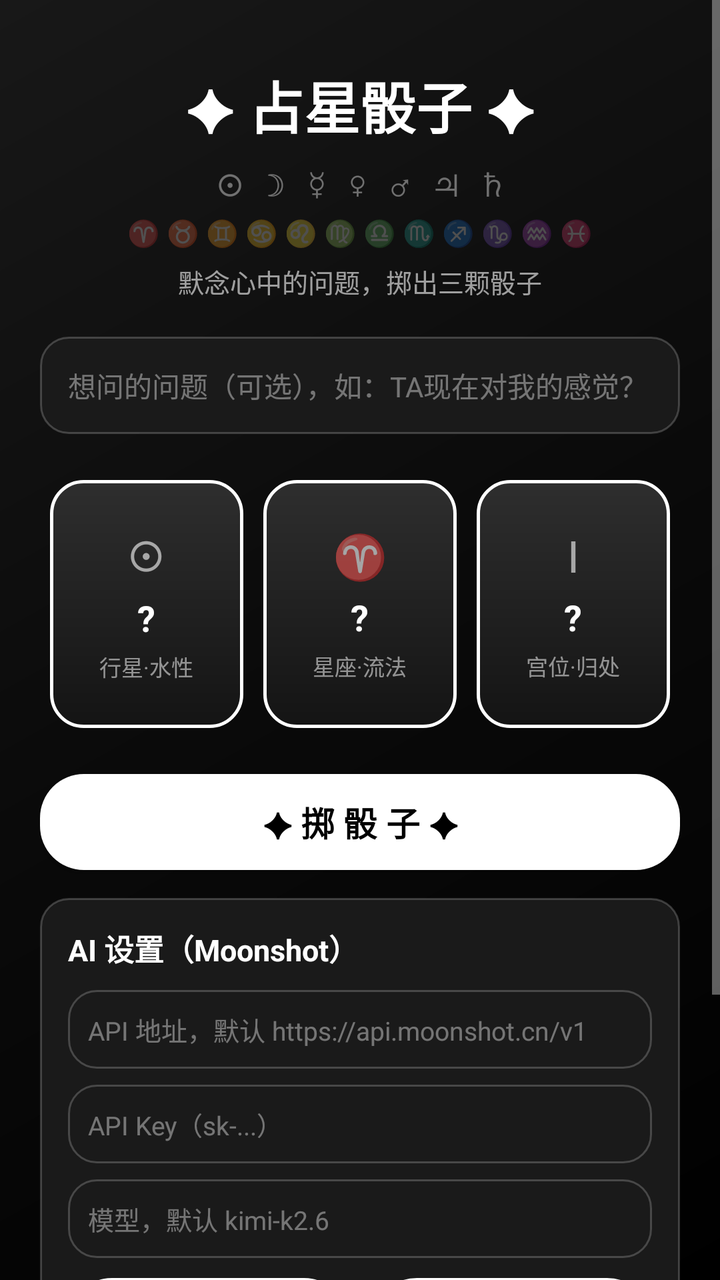
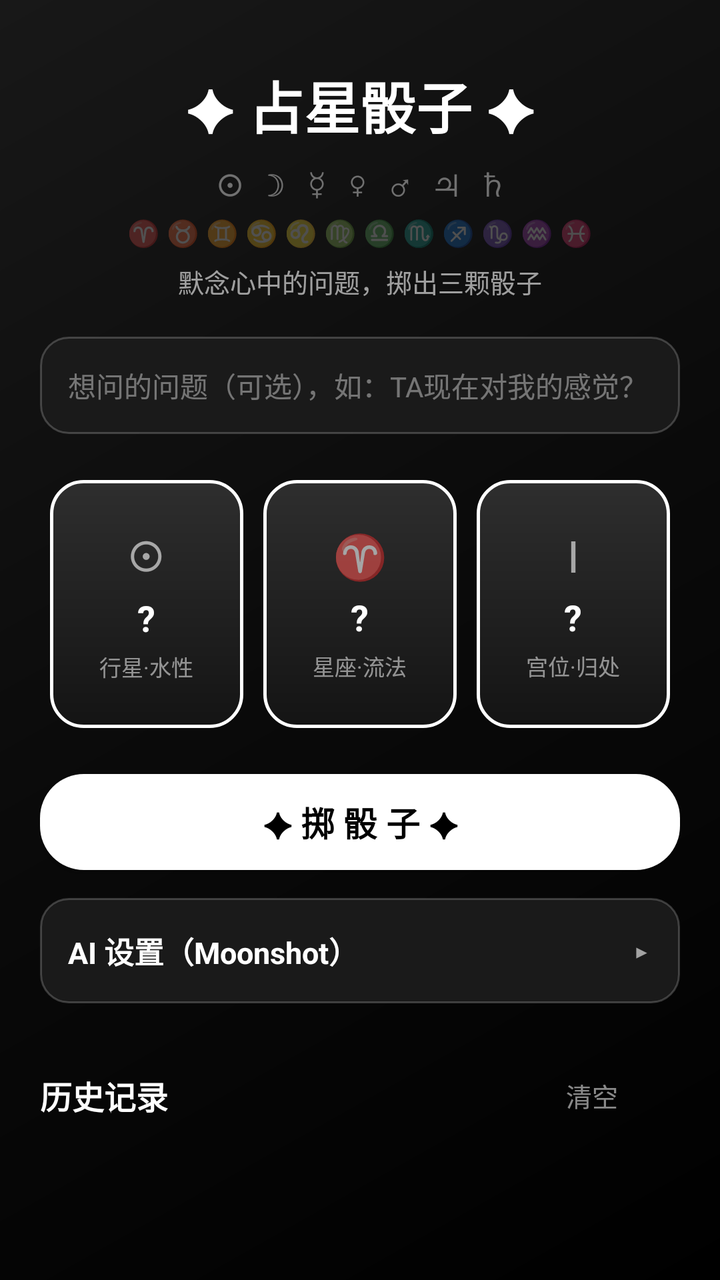

Before-and-after screenshots of an Android layout around one commit, followed by the original layout XML and the change that was made.
<!-- AndroidManifest.xml: application theme AppTheme -->
<!-- res/layout/activity_main.xml -->
<?xml version="1.0" encoding="utf-8"?>
<ScrollView xmlns:android="http://schemas.android.com/apk/res/android"
    android:layout_width="match_parent"
    android:layout_height="match_parent"
    android:fillViewport="true">

    <LinearLayout
        android:layout_width="match_parent"
        android:layout_height="wrap_content"
        android:orientation="vertical"
        android:padding="20dp">

        <TextView
            android:layout_width="wrap_content"
            android:layout_height="wrap_content"
            android:layout_gravity="center_horizontal"
            android:layout_marginTop="12dp"
            android:text="✦ 占星骰子 ✦"
            android:textColor="#FFFFFF"
            android:textSize="28sp"
            android:textStyle="bold" />

        <TextView
            android:layout_width="wrap_content"
            android:layout_height="wrap_content"
            android:layout_gravity="center_horizontal"
            android:layout_marginTop="8dp"
            android:text="☉   ☽   ☿   ♀   ♂   ♃   ♄"
            android:textColor="#66FFFFFF"
            android:textSize="16sp" />

        <TextView
            android:layout_width="wrap_content"
            android:layout_height="wrap_content"
            android:layout_gravity="center_horizontal"
            android:layout_marginTop="4dp"
            android:text="♈ ♉ ♊ ♋ ♌ ♍ ♎ ♏ ♐ ♑ ♒ ♓"
            android:textColor="#44FFFFFF"
            android:textSize="13sp" />

        <TextView
            android:layout_width="wrap_content"
            android:layout_height="wrap_content"
            android:layout_gravity="center_horizontal"
            android:layout_marginTop="6dp"
            android:text="默念心中的问题，掷出三颗骰子"
            android:textColor="#99FFFFFF"
            android:textSize="13sp" />

        <EditText
            android:id="@+id/et_question"
            android:layout_width="match_parent"
            android:layout_height="wrap_content"
            android:layout_marginTop="18dp"
            android:background="@drawable/card_bg"
            android:hint="想问的问题（可选），如：TA现在对我的感觉？"
            android:padding="14dp"
            android:textColor="#FFFFFF"
            android:textColorHint="#66FFFFFF"
            android:textSize="14sp" />

        <LinearLayout
            android:layout_width="match_parent"
            android:layout_height="wrap_content"
            android:layout_marginTop="18dp"
            android:orientation="horizontal">

            <LinearLayout
                android:layout_width="0dp"
                android:layout_height="124dp"
                android:layout_margin="5dp"
                android:layout_weight="1"
                android:background="@drawable/dice_bg"
                android:gravity="center"
                android:orientation="vertical">

                <TextView
                    android:id="@+id/dice_planet_glyph"
                    android:layout_width="wrap_content"
                    android:layout_height="wrap_content"
                    android:text="☉"
                    android:textColor="#99FFFFFF"
                    android:textSize="22sp" />

                <TextView
                    android:id="@+id/dice_planet"
                    android:layout_width="wrap_content"
                    android:layout_height="wrap_content"
                    android:layout_marginTop="4dp"
                    android:text="?"
                    android:textColor="#FFFFFF"
                    android:textSize="18sp"
                    android:textStyle="bold" />

                <TextView
                    android:layout_width="wrap_content"
                    android:layout_height="wrap_content"
                    android:layout_marginTop="4dp"
                    android:text="行星·水性"
                    android:textColor="#88FFFFFF"
                    android:textSize="11sp" />
            </LinearLayout>

            <LinearLayout
                android:layout_width="0dp"
                android:layout_height="124dp"
                android:layout_margin="5dp"
                android:layout_weight="1"
                android:background="@drawable/dice_bg"
                android:gravity="center"
                android:orientation="vertical">

                <TextView
                    android:id="@+id/dice_sign_glyph"
                    android:layout_width="wrap_content"
                    android:layout_height="wrap_content"
                    android:text="♈"
                    android:textColor="#99FFFFFF"
                    android:textSize="22sp" />

                <TextView
                    android:id="@+id/dice_sign"
                    android:layout_width="wrap_content"
                    android:layout_height="wrap_content"
                    android:layout_marginTop="4dp"
                    android:text="?"
                    android:textColor="#FFFFFF"
                    android:textSize="18sp"
                    android:textStyle="bold" />

                <TextView
                    android:layout_width="wrap_content"
                    android:layout_height="wrap_content"
                    android:layout_marginTop="4dp"
                    android:text="星座·流法"
                    android:textColor="#88FFFFFF"
                    android:textSize="11sp" />
            </LinearLayout>

            <LinearLayout
                android:layout_width="0dp"
                android:layout_height="124dp"
                android:layout_margin="5dp"
                android:layout_weight="1"
                android:background="@drawable/dice_bg"
                android:gravity="center"
                android:orientation="vertical">

                <TextView
                    android:id="@+id/dice_house_glyph"
                    android:layout_width="wrap_content"
                    android:layout_height="wrap_content"
                    android:text="Ⅰ"
                    android:textColor="#99FFFFFF"
                    android:textSize="22sp" />

                <TextView
                    android:id="@+id/dice_house"
                    android:layout_width="wrap_content"
                    android:layout_height="wrap_content"
                    android:layout_marginTop="4dp"
                    android:text="?"
                    android:textColor="#FFFFFF"
                    android:textSize="18sp"
                    android:textStyle="bold" />

                <TextView
                    android:layout_width="wrap_content"
                    android:layout_height="wrap_content"
                    android:layout_marginTop="4dp"
                    android:text="宫位·归处"
                    android:textColor="#88FFFFFF"
                    android:textSize="11sp" />
            </LinearLayout>
        </LinearLayout>

        <Button
            android:id="@+id/btn_roll"
            android:layout_width="match_parent"
            android:layout_height="wrap_content"
            android:layout_marginTop="18dp"
            android:background="@drawable/btn_bg"
            android:text="✦ 掷 骰 子 ✦"
            android:textColor="#000000"
            android:textSize="17sp"
            android:textStyle="bold" />

        <LinearLayout
            android:id="@+id/result_card"
            android:layout_width="match_parent"
            android:layout_height="wrap_content"
            android:layout_marginTop="18dp"
            android:background="@drawable/card_bg"
            android:orientation="vertical"
            android:padding="16dp"
            android:visibility="gone">

            <TextView
                android:id="@+id/tv_result_title"
                android:layout_width="match_parent"
                android:layout_height="wrap_content"
                android:textColor="#FFFFFF"
                android:textSize="18sp"
                android:textStyle="bold" />

            <TextView
                android:id="@+id/tv_result_body"
                android:layout_width="match_parent"
                android:layout_height="wrap_content"
                android:layout_marginTop="10dp"
                android:lineSpacingExtra="4dp"
                android:textColor="#E8E8E8"
                android:textSize="14sp" />
        </LinearLayout>

        <LinearLayout
            android:layout_width="match_parent"
            android:layout_height="wrap_content"
            android:layout_marginTop="14dp"
            android:background="@drawable/card_bg"
            android:orientation="vertical"
            android:padding="14dp">

            <TextView
                android:layout_width="wrap_content"
                android:layout_height="wrap_content"
                android:text="AI 设置（Moonshot）"
                android:textColor="#FFFFFF"
                android:textSize="15sp"
                android:textStyle="bold" />

            <EditText
                android:id="@+id/et_api_base"
                android:layout_width="match_parent"
                android:layout_height="wrap_content"
                android:layout_marginTop="10dp"
                android:background="@drawable/card_bg"
                android:hint="API 地址，默认 https://api.moonshot.cn/v1"
                android:padding="10dp"
                android:textColor="#FFFFFF"
                android:textColorHint="#66FFFFFF"
                android:textSize="13sp" />

            <EditText
                android:id="@+id/et_api_key"
                android:layout_width="match_parent"
                android:layout_height="wrap_content"
                android:layout_marginTop="8dp"
                android:background="@drawable/card_bg"
                android:hint="API Key（sk-...）"
                android:padding="10dp"
                android:textColor="#FFFFFF"
                android:textColorHint="#66FFFFFF"
                android:textSize="13sp" />

            <EditText
                android:id="@+id/et_api_model"
                android:layout_width="match_parent"
                android:layout_height="wrap_content"
                android:layout_marginTop="8dp"
                android:background="@drawable/card_bg"
                android:hint="模型，默认 kimi-k2.6"
                android:padding="10dp"
                android:textColor="#FFFFFF"
                android:textColorHint="#66FFFFFF"
                android:textSize="13sp" />

            <LinearLayout
                android:layout_width="match_parent"
                android:layout_height="wrap_content"
                android:layout_marginTop="10dp"
                android:orientation="horizontal">

                <Button
                    android:id="@+id/btn_save_api"
                    android:layout_width="0dp"
                    android:layout_height="wrap_content"
                    android:layout_marginEnd="6dp"
                    android:layout_weight="1"
                    android:background="@drawable/btn_bg"
                    android:text="保存设置"
                    android:textColor="#000000"
                    android:textSize="13sp" />

                <Button
                    android:id="@+id/btn_test_api"
                    android:layout_width="0dp"
                    android:layout_height="wrap_content"
                    android:layout_marginStart="6dp"
                    android:layout_weight="1"
                    android:background="@drawable/btn_bg_outline"
                    android:text="测试 API"
                    android:textColor="#FFFFFF"
                    android:textSize="13sp" />
            </LinearLayout>

            <TextView
                android:id="@+id/tv_api_status"
                android:layout_width="match_parent"
                android:layout_height="wrap_content"
                android:layout_marginTop="8dp"
                android:textColor="#99FFFFFF"
                android:textSize="12sp" />
        </LinearLayout>

        <LinearLayout
            android:layout_width="match_parent"
            android:layout_height="wrap_content"
            android:layout_marginTop="22dp"
            android:gravity="center_vertical"
            android:orientation="horizontal">

            <TextView
                android:layout_width="0dp"
                android:layout_height="wrap_content"
                android:layout_weight="1"
                android:text="历史记录"
                android:textColor="#FFFFFF"
                android:textSize="16sp"
                android:textStyle="bold" />

            <Button
                android:id="@+id/btn_clear_history"
                android:layout_width="wrap_content"
                android:layout_height="wrap_content"
                android:background="@android:color/transparent"
                android:text="清空"
                android:textColor="#88FFFFFF"
                android:textSize="13sp" />
        </LinearLayout>

        <LinearLayout
            android:id="@+id/history_list"
            android:layout_width="match_parent"
            android:layout_height="wrap_content"
            android:layout_marginTop="8dp"
            android:orientation="vertical" />
    </LinearLayout>
</ScrollView>
<!-- resources referenced by this layout -->
<resources>
  <!-- drawable btn_bg (drawable) -->
  <?xml version="1.0" encoding="utf-8"?>
  <shape xmlns:android="http://schemas.android.com/apk/res/android"
      android:shape="rectangle">
      <solid android:color="#FFFFFF" />
      <corners android:radius="22dp" />
  </shape>
  <!-- drawable btn_bg_outline (drawable) -->
  <?xml version="1.0" encoding="utf-8"?>
  <shape xmlns:android="http://schemas.android.com/apk/res/android"
      android:shape="rectangle">
      <solid android:color="#00000000" />
      <stroke
          android:width="1dp"
          android:color="#FFFFFF" />
      <corners android:radius="22dp" />
  </shape>
  <!-- drawable card_bg (drawable) -->
  <?xml version="1.0" encoding="utf-8"?>
  <shape xmlns:android="http://schemas.android.com/apk/res/android"
      android:shape="rectangle">
      <solid android:color="#1A1A1A" />
      <stroke
          android:width="1dp"
          android:color="#33FFFFFF" />
      <corners android:radius="14dp" />
  </shape>
  <!-- drawable dice_bg (drawable) -->
  <?xml version="1.0" encoding="utf-8"?>
  <shape xmlns:android="http://schemas.android.com/apk/res/android"
      android:shape="rectangle">
      <gradient
          android:angle="270"
          android:startColor="#2E2E2E"
          android:endColor="#141414"
          android:type="linear" />
      <stroke
          android:width="1.5dp"
          android:color="#FFFFFF" />
      <corners android:radius="16dp" />
  </shape>
  <style name="AppTheme" parent="android:Theme.Material.NoActionBar">
          <item name="android:windowBackground">@drawable/bg_gradient</item>
          <item name="android:statusBarColor">#000000</item>
          <item name="android:navigationBarColor">#000000</item>
          <item name="android:colorAccent">#FFFFFF</item>
      </style>
  <!-- drawable bg_gradient (drawable) -->
  <?xml version="1.0" encoding="utf-8"?>
  <shape xmlns:android="http://schemas.android.com/apk/res/android"
      android:shape="rectangle">
      <gradient
          android:angle="135"
          android:startColor="#000000"
          android:centerColor="#0A0A0A"
          android:endColor="#181818"
          android:type="linear" />
  </shape>
</resources>

<!-- the commit's change to res/layout/activity_main.xml (unified diff, before → after) -->
@@ -221,13 +221,40 @@
             android:orientation="vertical"
             android:padding="14dp">
 
-            <TextView
-                android:layout_width="wrap_content"
-                android:layout_height="wrap_content"
-                android:text="AI 设置（Moonshot）"
-                android:textColor="#FFFFFF"
-                android:textSize="15sp"
-                android:textStyle="bold" />
+            <LinearLayout
+                android:id="@+id/ai_settings_header"
+                android:layout_width="match_parent"
+                android:layout_height="wrap_content"
+                android:background="@android:color/transparent"
+                android:gravity="center_vertical"
+                android:orientation="horizontal">
+
+                <TextView
+                    android:layout_width="0dp"
+                    android:layout_height="wrap_content"
+                    android:layout_weight="1"
+                    android:text="AI 设置（Moonshot）"
+                    android:textColor="#FFFFFF"
+                    android:textSize="15sp"
+                    android:textStyle="bold" />
+
+                <TextView
+                    android:id="@+id/ai_settings_arrow"
+                    android:layout_width="wrap_content"
+                    android:layout_height="wrap_content"
+                    android:paddingStart="10dp"
+                    android:paddingEnd="2dp"
+                    android:text="▸"
+                    android:textColor="#99FFFFFF"
+                    android:textSize="18sp" />
+            </LinearLayout>
+
+            <LinearLayout
+                android:id="@+id/ai_settings_body"
+                android:layout_width="match_parent"
+                android:layout_height="wrap_content"
+                android:orientation="vertical"
+                android:visibility="gone">
 
             <EditText
                 android:id="@+id/et_api_base"
@@ -301,6 +328,7 @@
                 android:layout_marginTop="8dp"
                 android:textColor="#99FFFFFF"
                 android:textSize="12sp" />
+            </LinearLayout>
         </LinearLayout>
 
         <LinearLayout
